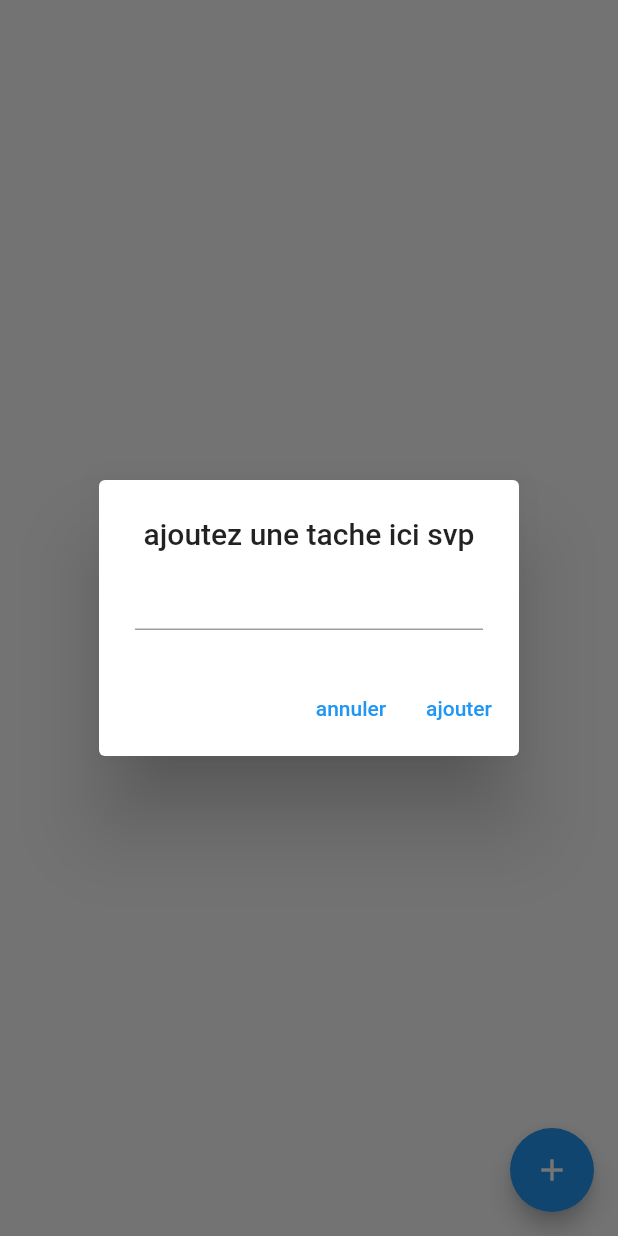
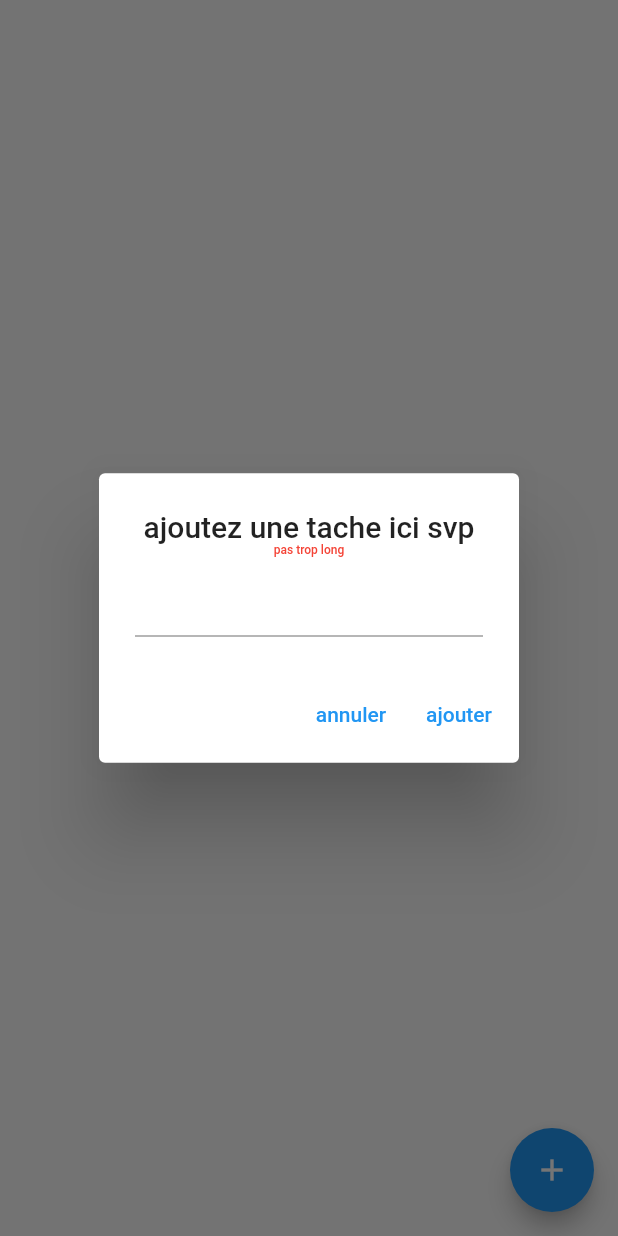
Before and after one commit to Brege-NG/bloc_note, a Flutter app: the screen it shows after launch, after a tap on the "add" icon, on a phone screen of 412 x 824 dp. Run offline on Flutter 3.47's test engine with Material 2 defaults, Android fonts, the phone set to English and light mode, and no system bars; our stand-ins replace flutter_riverpod.

Commit message:
modification page principale

```diff
--- a/lib/widget/task_dialog.dart
+++ b/lib/widget/task_dialog.dart
@@ -30,6 +30,9 @@ class TaskDialogState extends ConsumerState<TaskDialog> {
       title: Column(
         children: [
           const Text("ajoutez une tache ici svp"),
+          const Text("pas trop long",style: TextStyle(
+            fontSize: 8.0, color: Colors.red,
+          ),),
           const SizedBox(
             height: 5.0,
           ),
```
